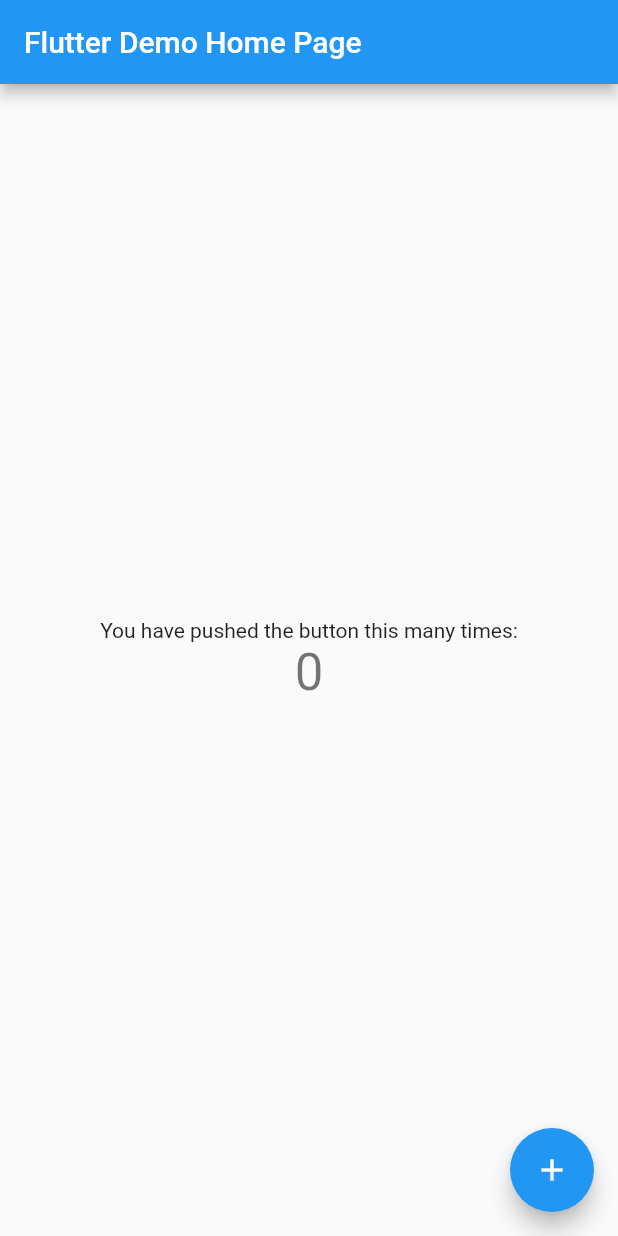
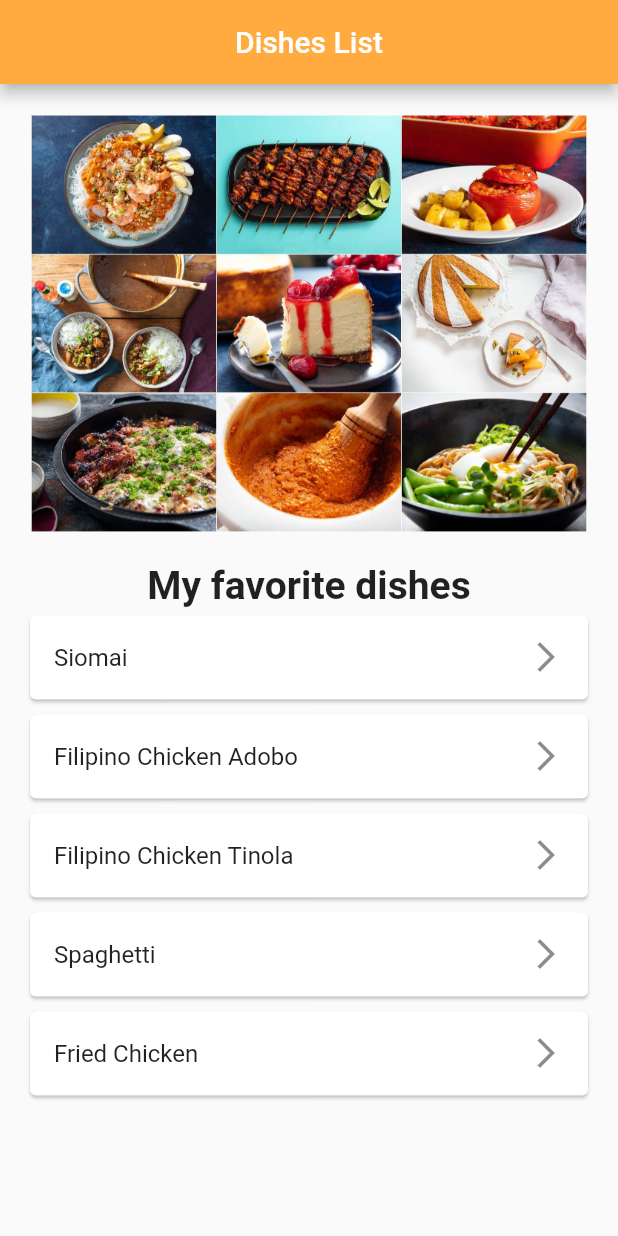
Before and after one commit to jzandag/flutter-basics-exercise, a Flutter app: the screen it shows after launch, on a phone screen of 412 x 824 dp. Run offline on Flutter 3.47's test engine with Material 2 defaults, Android fonts, the phone set to English and light mode, and no system bars.

Commit message:
Add dish images and completed home page

```diff
--- /dev/null
+++ b/lib/dish_list_view.dart
@@ -0,0 +1,142 @@
+import 'package:flutter/material.dart';
+import 'package:flutter_basic_exercise/model/dish.dart';
+import 'package:flutter_basic_exercise/model/ingredient.dart';
+import 'package:flutter_basic_exercise/screens/dish_item_view.dart';
+import 'package:flutter_basic_exercise/util/common.dart';
+import 'package:flutter_basic_exercise/util/data_initializer.dart';
+
+class DishListView extends StatelessWidget {
+  const DishListView({Key? key}) : super(key: key);
+
+  @override
+  Widget build(BuildContext context) {
+    final screenData = MediaQuery.of(context).size;
+    final List<Dish> dishList = DataInitializer.getInitialData();
+
+    return Scaffold(
+      appBar: AppBar(
+        title: const Text('Dishes List'),
+        centerTitle: true,
+      ),
+      body: Column(
+        children: [
+          Padding(
+            padding: EdgeInsets.all(screenData.width * 0.05),
+            child: Image.asset(
+              'assets/dishes-main.jpg',
+              fit: BoxFit.cover,
+            ),
+          ),
+          const Text(
+            'My favorite dishes',
+            style: Common.pageHeadingTextStyle,
+          ),
+          ListView.builder(
+            shrinkWrap: true,
+            itemBuilder: (context, index) {
+              return Card(
+                margin: EdgeInsets.symmetric(horizontal: 20, vertical: 5),
+                child: ListTile(
+                  title: Text(dishList[index].name),
+                  trailing: const Icon(Icons.arrow_forward_ios),
+                  onTap: () {
+                    print('u clicked ${dishList[index].name}');
+                    Navigator.push(
+                      context,
+                      MaterialPageRoute(
+                        builder: (context) => DishItemView(
+                          dish: dishList[index],
+                        ),
+                      ),
+                    );
+                  },
+                ),
+              );
+            },
+            itemCount: dishList.length,
+          )
+        ],
+      ),
+    );
+  }
+
+  List<Dish> getInitialData() {
+    return [
+      Dish(name: 'Siomai', imgPath: 'siomai', cookingSteps: [
+        'Mix all the ingredients for the filling in a large bowl.',
+        'Spoon 1 tablespoon of mixture into each wrapper. Fold and seal.',
+        'Brush steamer with oil and boil water. When the water gets to a rolling boil, arrange the siomai in the steamer and steam for 15 to 20 minutes.'
+      ], ingredients: [
+        Ingredient(name: 'pork', amount: '1kg'),
+        Ingredient(name: 'jicama', amount: '1/3 cup'),
+        Ingredient(name: 'carrot', amount: '1/3 cup'),
+        Ingredient(name: 'onion', amount: '1 large'),
+        Ingredient(name: 'sesame oil', amount: '3 tbsp'),
+        Ingredient(name: 'siomai wrapper', amount: '1 small'),
+      ]),
+      Dish(name: 'Filipino Chicken Adobo', imgPath: 'adobo', cookingSteps: [
+        'Combine the chicken thighs, vinegar, soy sauce, garlic, peppercorns and bay leaves in a large pot. ',
+        'Cover and marinate the chicken in the refrigerator for 1 to 3 hours.',
+        'Bring the chicken to a boil over high heat. Lower the heat, cover and let simmer for 30 minutes, stirring occasionally. Remove the lid and simmer until the sauce is reduced and thickened and the chicken is tender, about 20 more minutes. ',
+        'Serve with steamed rice.'
+      ], ingredients: [
+        Ingredient(name: 'chicken', amount: '4-5lb'),
+        Ingredient(name: 'white vinegar', amount: '1/2 cup'),
+        Ingredient(name: 'soy sauce', amount: '1/2 cup'),
+        Ingredient(name: 'garlic', amount: '4 cloves'),
+        Ingredient(name: 'bay leaf', amount: '3 piece'),
+        Ingredient(name: 'whole peppercorn', amount: '1 tsp'),
+      ]),
+      Dish(name: 'Filipino Chicken Tinola', imgPath: 'tinola', cookingSteps: [
+        'Sauté the garlic, onion, and ginger',
+        'Put-in the chicken and cook until color turns light brown',
+        'Add the fish sauce. Stir. Pour rice washing into the cooking pot. Let boil. Cover the pot and simmer for 45 minutes. Note: add water if needed.',
+        'Add green papaya. Cook for 5 minutes',
+        'Add the hot pepper leaves or malunggay leaves. Stir and cook for 1 minute.',
+        'Season with ground black pepper. Note you can also add fish sauce or salt if needed.',
+        'Transfer to a serving bowl. Serve hot. Share and enjoy!'
+      ], ingredients: [
+        Ingredient(name: 'chicken', amount: '1 whole'),
+        Ingredient(name: 'green papaya', amount: '1/2 piece'),
+        Ingredient(name: 'garlic', amount: '1 tbsp'),
+        Ingredient(name: 'onion', amount: '1 piece'),
+        Ingredient(name: 'ginger', amount: '1 thumb'),
+        Ingredient(name: 'fish sauce', amount: '2 tbsp'),
+        Ingredient(name: 'pepper leaves', amount: '1 cup'),
+      ]),
+      Dish(name: 'Spaghetti', imgPath: 'tinola', cookingSteps: [
+        'In a large pot, pour the water in and bring to a boil. Put in salt.',
+        'Add the Spaghetti Noodles and cook until tender (see package for cooking time) then set aside',
+        'Using a separate pan, saute the garlic and onions',
+        'Put-in the round meat and let cook for 5 minutes',
+        'Add the hotdogs and cook for 2 minutes',
+        'Put-in the tomato sauce, banana catsup, tomato paste, and brown sugar then simmer for 15 to 20 minutes',
+        'Place the sauce on top of the cooked noodles and add some cheese.'
+      ], ingredients: [
+        Ingredient(name: 'spaghetti', amount: '2 lbs'),
+        Ingredient(name: 'salt', amount: '2 tbsp'),
+        Ingredient(name: 'water', amount: '36 ounces'),
+        Ingredient(name: 'ketchup', amount: '1 big bottle'),
+        Ingredient(name: 'onion', amount: '1 piece'),
+        Ingredient(name: 'garlic', amount: '1 tsp'),
+        Ingredient(name: 'ground meat', amount: '1.5 lb'),
+        Ingredient(name: 'hotdog', amount: '2-4 piece'),
+      ]),
+      Dish(name: 'Fried Chicken', imgPath: 'tinola', cookingSteps: [
+        'Combine chicken, onion powder, nutmeg, cooking wine, patis, and Knorr SavorRich. Mix well and make sure that the chicken gets completely coated. Transfer everything to a resealable bag. Seal the bag and marinate overnight inside the refrigerator.',
+        'Arrange the marinated chicken drumsticks on a steamer. Boil water and steam the chicken for 45 minutes.',
+        'Remove the chicken from the steamer. Arrange over a wire rack. Air dry for 1 hour.',
+        'Heat oil in a cooking pot or deep fryer. Fry the chicken until color turns golden brown.',
+        'Arrange on a serving plate. Serve with banana ketchup. Serve and enjoy!',
+      ], ingredients: [
+        Ingredient(name: 'chicken drumstick', amount: '2 lbs'),
+        Ingredient(name: 'Knorr SavorRich Liquid seasoning', amount: '32 g'),
+        Ingredient(name: 'water', amount: '36 ounces'),
+        Ingredient(name: 'cooking wine', amount: '3 tbsp'),
+        Ingredient(name: 'ground nutmeg', amount: '1 tsp'),
+        Ingredient(name: 'onion powder', amount: '1 tsp'),
+        Ingredient(name: 'fish sauce', amount: '1 tbsp'),
+      ])
+    ];
+  }
+}
--- a/lib/main.dart
+++ b/lib/main.dart
@@ -1,4 +1,5 @@
 import 'package:flutter/material.dart';
+import 'package:flutter_basic_exercise/dish_list_view.dart';
 
 void main() {
   runApp(const MyApp());
@@ -13,103 +14,12 @@ class MyApp extends StatelessWidget {
     return MaterialApp(
       title: 'Flutter Demo',
       theme: ThemeData(
-        // This is the theme of your application.
-        //
-        // Try running your application with "flutter run". You'll see the
-        // application has a blue toolbar. Then, without quitting the app, try
-        // changing the primarySwatch below to Colors.green and then invoke
-        // "hot reload" (press "r" in the console where you ran "flutter run",
-        // or simply save your changes to "hot reload" in a Flutter IDE).
-        // Notice that the counter didn't reset back to zero; the application
-        // is not restarted.
-        primarySwatch: Colors.blue,
+        colorScheme: ColorScheme.fromSwatch().copyWith(
+          primary: Colors.orangeAccent,
+          secondary: Colors.redAccent,
+        ),
       ),
-      home: const MyHomePage(title: 'Flutter Demo Home Page'),
+      home: const DishListView(),
     );
   }
 }
-
-class MyHomePage extends StatefulWidget {
-  const MyHomePage({Key? key, required this.title}) : super(key: key);
-
-  // This widget is the home page of your application. It is stateful, meaning
-  // that it has a State object (defined below) that contains fields that affect
-  // how it looks.
-
-  // This class is the configuration for the state. It holds the values (in this
-  // case the title) provided by the parent (in this case the App widget) and
-  // used by the build method of the State. Fields in a Widget subclass are
-  // always marked "final".
-
-  final String title;
-
-  @override
-  State<MyHomePage> createState() => _MyHomePageState();
-}
-
-class _MyHomePageState extends State<MyHomePage> {
-  int _counter = 0;
-
-  void _incrementCounter() {
-    setState(() {
-      // This call to setState tells the Flutter framework that something has
-      // changed in this State, which causes it to rerun the build method below
-      // so that the display can reflect the updated values. If we changed
-      // _counter without calling setState(), then the build method would not be
-      // called again, and so nothing would appear to happen.
-      _counter++;
-    });
-  }
-
-  @override
-  Widget build(BuildContext context) {
-    // This method is rerun every time setState is called, for instance as done
-    // by the _incrementCounter method above.
-    //
-    // The Flutter framework has been optimized to make rerunning build methods
-    // fast, so that you can just rebuild anything that needs updating rather
-    // than having to individually change instances of widgets.
-    return Scaffold(
-      appBar: AppBar(
-        // Here we take the value from the MyHomePage object that was created by
-        // the App.build method, and use it to set our appbar title.
-        title: Text(widget.title),
-      ),
-      body: Center(
-        // Center is a layout widget. It takes a single child and positions it
-        // in the middle of the parent.
-        child: Column(
-          // Column is also a layout widget. It takes a list of children and
-          // arranges them vertically. By default, it sizes itself to fit its
-          // children horizontally, and tries to be as tall as its parent.
-          //
-          // Invoke "debug painting" (press "p" in the console, choose the
-          // "Toggle Debug Paint" action from the Flutter Inspector in Android
-          // Studio, or the "Toggle Debug Paint" command in Visual Studio Code)
-          // to see the wireframe for each widget.
-          //
-          // Column has various properties to control how it sizes itself and
-          // how it positions its children. Here we use mainAxisAlignment to
-          // center the children vertically; the main axis here is the vertical
-          // axis because Columns are vertical (the cross axis would be
-          // horizontal).
-          mainAxisAlignment: MainAxisAlignment.center,
-          children: <Widget>[
-            const Text(
-              'You have pushed the button this many times:',
-            ),
-            Text(
-              '$_counter',
-              style: Theme.of(context).textTheme.headline4,
-            ),
-          ],
-        ),
-      ),
-      floatingActionButton: FloatingActionButton(
-        onPressed: _incrementCounter,
-        tooltip: 'Increment',
-        child: const Icon(Icons.add),
-      ), // This trailing comma makes auto-formatting nicer for build methods.
-    );
-  }
-}
--- /dev/null
+++ b/lib/model/dish.dart
@@ -0,0 +1,14 @@
+import 'package:flutter_basic_exercise/model/ingredient.dart';
+
+class Dish {
+  final String name;
+  final String imgPath;
+  final List<Ingredient> ingredients;
+  final List<String> cookingSteps;
+
+  Dish(
+      {required this.name,
+      required this.imgPath,
+      required this.ingredients,
+      required this.cookingSteps});
+}
--- /dev/null
+++ b/lib/model/ingredient.dart
@@ -0,0 +1,6 @@
+class Ingredient {
+  final String amount;
+  final String name;
+
+  Ingredient({required this.amount, required this.name});
+}
--- /dev/null
+++ b/lib/util/common.dart
@@ -0,0 +1,6 @@
+import 'package:flutter/cupertino.dart';
+
+class Common {
+  static const TextStyle pageHeadingTextStyle =
+      TextStyle(fontSize: 26, fontWeight: FontWeight.w700);
+}
--- /dev/null
+++ b/lib/util/data_initializer.dart
@@ -0,0 +1,84 @@
+import 'package:flutter_basic_exercise/model/dish.dart';
+import 'package:flutter_basic_exercise/model/ingredient.dart';
+
+class DataInitializer {
+  static List<Dish> getInitialData() {
+    return [
+      Dish(name: 'Siomai', imgPath: 'siomai', cookingSteps: [
+        'Mix all the ingredients for the filling in a large bowl.',
+        'Spoon 1 tablespoon of mixture into each wrapper. Fold and seal.',
+        'Brush steamer with oil and boil water. When the water gets to a rolling boil, arrange the siomai in the steamer and steam for 15 to 20 minutes.'
+      ], ingredients: [
+        Ingredient(name: 'pork', amount: '1kg'),
+        Ingredient(name: 'jicama', amount: '1/3 cup'),
+        Ingredient(name: 'carrot', amount: '1/3 cup'),
+        Ingredient(name: 'onion', amount: '1 large'),
+        Ingredient(name: 'sesame oil', amount: '3 tbsp'),
+        Ingredient(name: 'siomai wrapper', amount: '1 small'),
+      ]),
+      Dish(name: 'Filipino Chicken Adobo', imgPath: 'adobo', cookingSteps: [
+        'Combine the chicken thighs, vinegar, soy sauce, garlic, peppercorns and bay leaves in a large pot. ',
+        'Cover and marinate the chicken in the refrigerator for 1 to 3 hours.',
+        'Bring the chicken to a boil over high heat. Lower the heat, cover and let simmer for 30 minutes, stirring occasionally. Remove the lid and simmer until the sauce is reduced and thickened and the chicken is tender, about 20 more minutes. ',
+        'Serve with steamed rice.'
+      ], ingredients: [
+        Ingredient(name: 'chicken', amount: '4-5lb'),
+        Ingredient(name: 'white vinegar', amount: '1/2 cup'),
+        Ingredient(name: 'soy sauce', amount: '1/2 cup'),
+        Ingredient(name: 'garlic', amount: '4 cloves'),
+        Ingredient(name: 'bay leaf', amount: '3 piece'),
+        Ingredient(name: 'whole peppercorn', amount: '1 tsp'),
+      ]),
+      Dish(name: 'Filipino Chicken Tinola', imgPath: 'tinola', cookingSteps: [
+        'Sauté the garlic, onion, and ginger',
+        'Put-in the chicken and cook until color turns light brown',
+        'Add the fish sauce. Stir. Pour rice washing into the cooking pot. Let boil. Cover the pot and simmer for 45 minutes. Note: add water if needed.',
+        'Add green papaya. Cook for 5 minutes',
+        'Add the hot pepper leaves or malunggay leaves. Stir and cook for 1 minute.',
+        'Season with ground black pepper. Note you can also add fish sauce or salt if needed.',
+        'Transfer to a serving bowl. Serve hot. Share and enjoy!'
+      ], ingredients: [
+        Ingredient(name: 'chicken', amount: '1 whole'),
+        Ingredient(name: 'green papaya', amount: '1/2 piece'),
+        Ingredient(name: 'garlic', amount: '1 tbsp'),
+        Ingredient(name: 'onion', amount: '1 piece'),
+        Ingredient(name: 'ginger', amount: '1 thumb'),
+        Ingredient(name: 'fish sauce', amount: '2 tbsp'),
+        Ingredient(name: 'pepper leaves', amount: '1 cup'),
+      ]),
+      Dish(name: 'Spaghetti', imgPath: 'tinola', cookingSteps: [
+        'In a large pot, pour the water in and bring to a boil. Put in salt.',
+        'Add the Spaghetti Noodles and cook until tender (see package for cooking time) then set aside',
+        'Using a separate pan, saute the garlic and onions',
+        'Put-in the round meat and let cook for 5 minutes',
+        'Add the hotdogs and cook for 2 minutes',
+        'Put-in the tomato sauce, banana catsup, tomato paste, and brown sugar then simmer for 15 to 20 minutes',
+        'Place the sauce on top of the cooked noodles and add some cheese.'
+      ], ingredients: [
+        Ingredient(name: 'spaghetti', amount: '2 lbs'),
+        Ingredient(name: 'salt', amount: '2 tbsp'),
+        Ingredient(name: 'water', amount: '36 ounces'),
+        Ingredient(name: 'ketchup', amount: '1 big bottle'),
+        Ingredient(name: 'onion', amount: '1 piece'),
+        Ingredient(name: 'garlic', amount: '1 tsp'),
+        Ingredient(name: 'ground meat', amount: '1.5 lb'),
+        Ingredient(name: 'hotdog', amount: '2-4 piece'),
+      ]),
+      Dish(name: 'Fried Chicken', imgPath: 'tinola', cookingSteps: [
+        'Combine chicken, onion powder, nutmeg, cooking wine, patis, and Knorr SavorRich. Mix well and make sure that the chicken gets completely coated. Transfer everything to a resealable bag. Seal the bag and marinate overnight inside the refrigerator.',
+        'Arrange the marinated chicken drumsticks on a steamer. Boil water and steam the chicken for 45 minutes.',
+        'Remove the chicken from the steamer. Arrange over a wire rack. Air dry for 1 hour.',
+        'Heat oil in a cooking pot or deep fryer. Fry the chicken until color turns golden brown.',
+        'Arrange on a serving plate. Serve with banana ketchup. Serve and enjoy!',
+      ], ingredients: [
+        Ingredient(name: 'chicken drumstick', amount: '2 lbs'),
+        Ingredient(name: 'Knorr SavorRich Liquid seasoning', amount: '32 g'),
+        Ingredient(name: 'water', amount: '36 ounces'),
+        Ingredient(name: 'cooking wine', amount: '3 tbsp'),
+        Ingredient(name: 'ground nutmeg', amount: '1 tsp'),
+        Ingredient(name: 'onion powder', amount: '1 tsp'),
+        Ingredient(name: 'fish sauce', amount: '1 tbsp'),
+      ])
+    ];
+  }
+}
--- a/pubspec.yaml
+++ b/pubspec.yaml
@@ -58,9 +58,8 @@ flutter:
   uses-material-design: true
 
   # To add assets to your application, add an assets section, like this:
-  # assets:
-  #   - images/a_dot_burr.jpeg
-  #   - images/a_dot_ham.jpeg
+  assets:
+    - assets/
 
   # An image asset can refer to one or more resolution-specific "variants", see
   # https://flutter.dev/assets-and-images/#resolution-aware.
```
Also changed, not shown: lib/screens/dish_item_view.dart (added, +21 -0 lines), assets/adobo.jpg (added), assets/dishes-main.jpg (added), assets/fried-chicken.jpg (added), assets/siomai.jpg (added), assets/spaghetti.jpg (added), assets/tinola.jpg (added).
